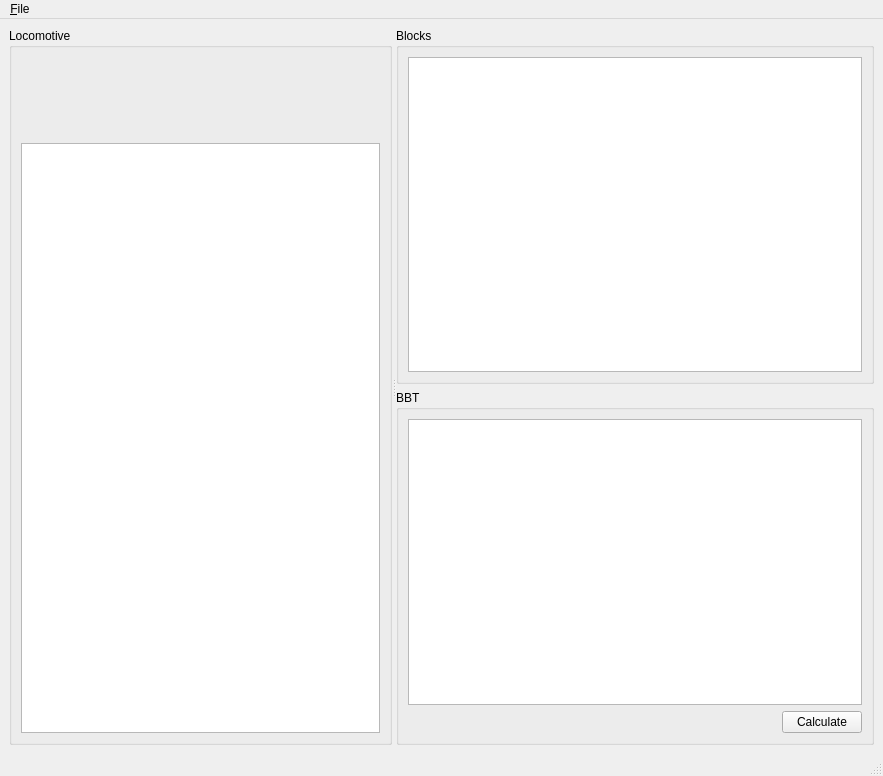
First picture: the form in src/gui/forms/mainwindow.ui, repository GaryMatthews/RocrailBBTCalculator, before the edit.
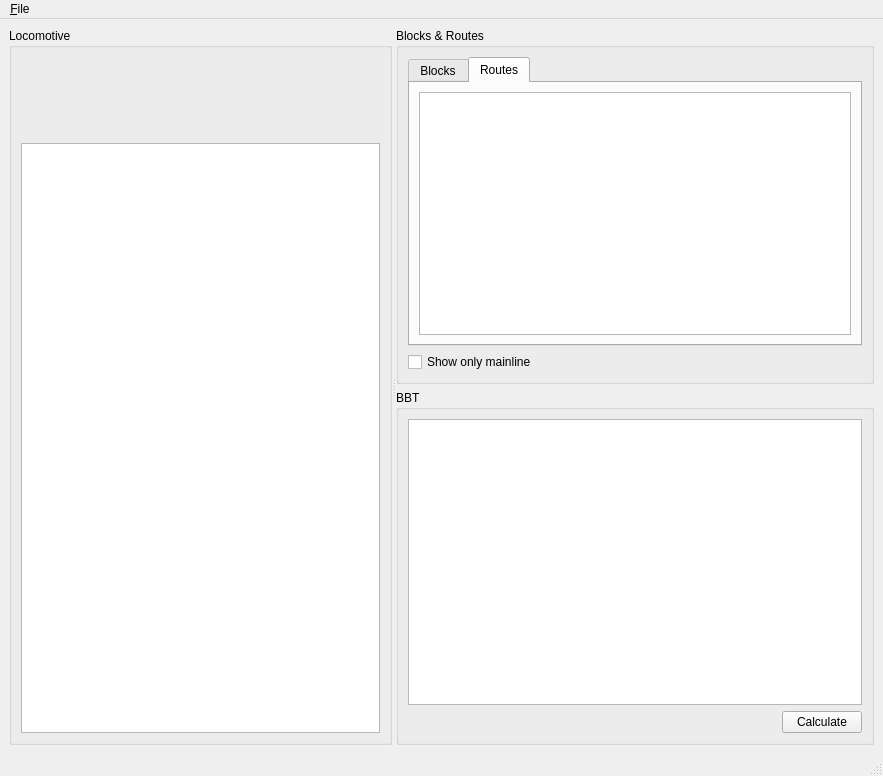
Second picture: the form after the edit. Icons and pictures are not drawn.

Commit message:
(+) parse and show route entries
currently without mainline information

```diff
--- a/src/gui/forms/mainwindow.ui
+++ b/src/gui/forms/mainwindow.ui
@@ -43,16 +43,47 @@
         </item>
        </layout>
       </widget>
-      <widget class="QWidget" name="">
+      <widget class="QWidget" name="layoutWidget">
        <layout class="QVBoxLayout" name="verticalLayout">
         <item>
          <widget class="QGroupBox" name="blocksBox">
           <property name="title">
-           <string>Blocks</string>
+           <string>Blocks &amp;&amp; Routes</string>
           </property>
           <layout class="QGridLayout" name="gridLayout_3">
            <item row="0" column="0">
-            <widget class="QTableView" name="blockTable"/>
+            <widget class="QTabWidget" name="blockRouteTabs">
+             <property name="currentIndex">
+              <number>1</number>
+             </property>
+             <widget class="QWidget" name="blocksTab">
+              <attribute name="title">
+               <string>Blocks</string>
+              </attribute>
+              <layout class="QGridLayout" name="gridLayout_5">
+               <item row="0" column="0">
+                <widget class="QTableView" name="blockTable"/>
+               </item>
+              </layout>
+             </widget>
+             <widget class="QWidget" name="routesTab">
+              <attribute name="title">
+               <string>Routes</string>
+              </attribute>
+              <layout class="QGridLayout" name="gridLayout_6">
+               <item row="0" column="0">
+                <widget class="QTableView" name="routesTable"/>
+               </item>
+              </layout>
+             </widget>
+            </widget>
+           </item>
+           <item row="1" column="0">
+            <widget class="QCheckBox" name="showMainlineOnly">
+             <property name="text">
+              <string>Show only mainline</string>
+             </property>
+            </widget>
            </item>
           </layout>
          </widget>
```
Left out of the diff: 4 changed lines with no effect on the pictures. The commit also changes 12 other files.
